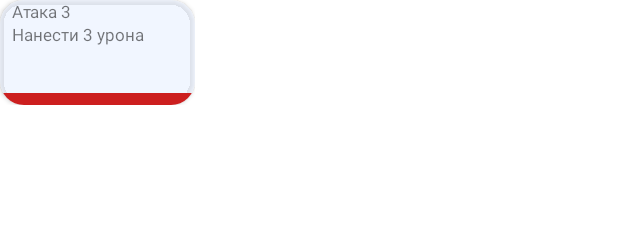
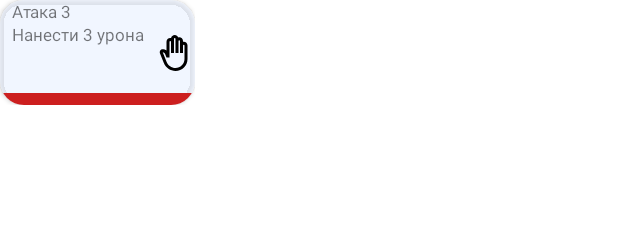
Before and after one commit to AlDtoll/twiligihts, an Android app: the layout item_perk.xml on its own in the app's theme, with its tools: preview values and no code run, on a phone screen of 412 x 824 dp. Shown: the top 225 px of the screen. Run offline under Robolectric (Android 15) with nearby library versions, the phone set to English and light mode, and no system bars.

Commit message:
change load icons for gem and add load icons for perks

```diff
--- a/app/src/main/res/layout/item_perk.xml
+++ b/app/src/main/res/layout/item_perk.xml
@@ -7,8 +7,8 @@
 
     <androidx.cardview.widget.CardView
         android:id="@+id/perkBlock"
-        android:layout_width="@dimen/hand_width"
-        android:layout_height="@dimen/hand_height"
+        android:layout_width="@dimen/perk_width"
+        android:layout_height="@dimen/perk_height"
         android:elevation="0dp"
         app:cardBackgroundColor="@color/light_blue_background_color"
         app:cardCornerRadius="16dp"
@@ -24,10 +24,11 @@
                 android:id="@+id/perkPriceList"
                 android:layout_width="wrap_content"
                 android:layout_height="wrap_content"
+                android:layout_marginStart="@dimen/padding_small"
                 android:layout_marginEnd="@dimen/padding_small"
                 android:orientation="horizontal"
                 app:layoutManager="androidx.recyclerview.widget.LinearLayoutManager"
-                app:layout_constraintEnd_toEndOf="parent"
+                app:layout_constraintStart_toStartOf="parent"
                 app:layout_constraintTop_toTopOf="parent"
                 tools:itemCount="3"
                 tools:listitem="@layout/item_price"
@@ -53,6 +54,16 @@
                 app:layout_constraintTop_toBottomOf="@id/perkName"
                 tools:text="Нанести 3 урона" />
 
+            <ImageView
+                android:id="@+id/perkIcon"
+                android:layout_width="24dp"
+                android:layout_height="24dp"
+                android:layout_marginEnd="2dp"
+                app:layout_constraintBottom_toBottomOf="parent"
+                app:layout_constraintEnd_toEndOf="parent"
+                app:layout_constraintTop_toTopOf="parent"
+                tools:src="@drawable/ic_hand" />
+
             <View
                 android:id="@+id/perkEnable"
                 android:layout_width="match_parent"
--- a/app/src/main/res/values/dimens.xml
+++ b/app/src/main/res/values/dimens.xml
@@ -12,4 +12,7 @@
 
     <dimen name="hand_height">70dp</dimen>
     <dimen name="hand_width">130dp</dimen>
+
+    <dimen name="perk_height">70dp</dimen>
+    <dimen name="perk_width">130dp</dimen>
 </resources>
```
Also changed, not shown: app/src/main/java/aldtoll/twiligihts/model/BattleSettings.kt (+6 -1 lines), app/src/main/java/aldtoll/twiligihts/model/Gem.kt (+1 -7 lines), app/src/main/java/aldtoll/twiligihts/model/Perk.kt (+6 -1 lines), app/src/main/java/aldtoll/twiligihts/ui/screen/game_screen/PerksAdapter.kt (+21 -0 lines), app/src/main/java/aldtoll/twiligihts/ui/screen/start_screen/StartScreen.kt (+6 -15 lines), 6 other files.
